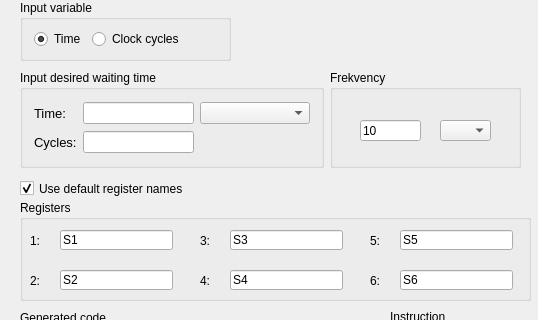
The window that IDE/GUI/widgets/LoopGen/loop_gen.ui (AbyssAbbeba/MDS-picoblaze-AVR-ide) describes before a commit, drawn with Qt 5; both pictures show x 0 to 538 and y 0 to 320 of the 538 by 659 pixel window.
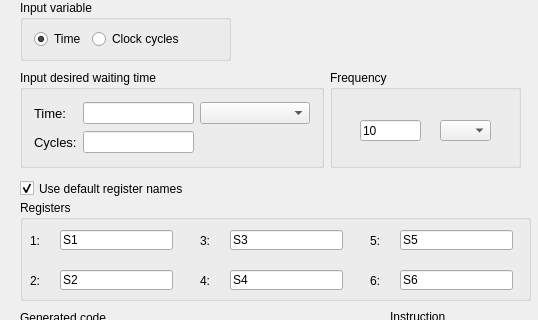
The same window after the commit.

Diff of the .ui file:
```diff
--- a/IDE/GUI/widgets/LoopGen/loop_gen.ui
+++ b/IDE/GUI/widgets/LoopGen/loop_gen.ui
@@ -423,7 +423,7 @@
     </rect>
    </property>
    <property name="title">
-    <string>Frekvency</string>
+    <string>Frequency</string>
    </property>
    <widget class="QLineEdit" name="Vstup_Frekvency">
     <property name="geometry">
```
